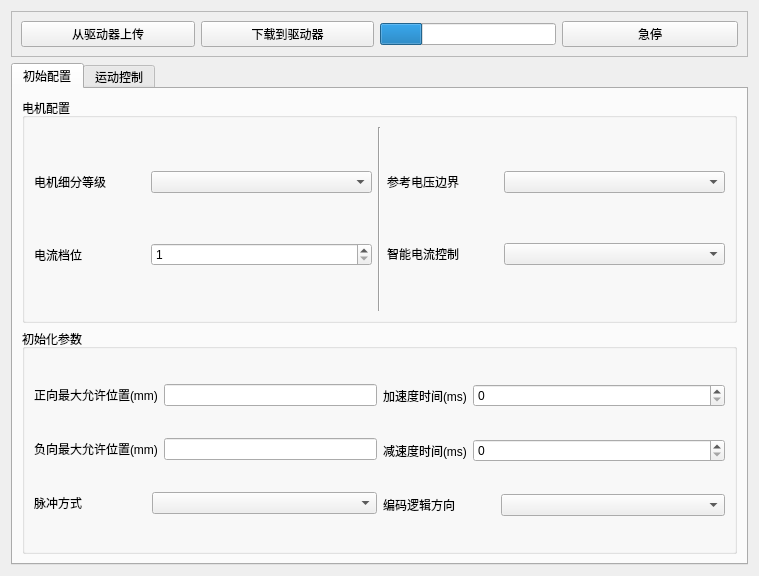
First picture: the form in terminal/form.ui, repository eeyoo/step-servo-tuner, before the edit.
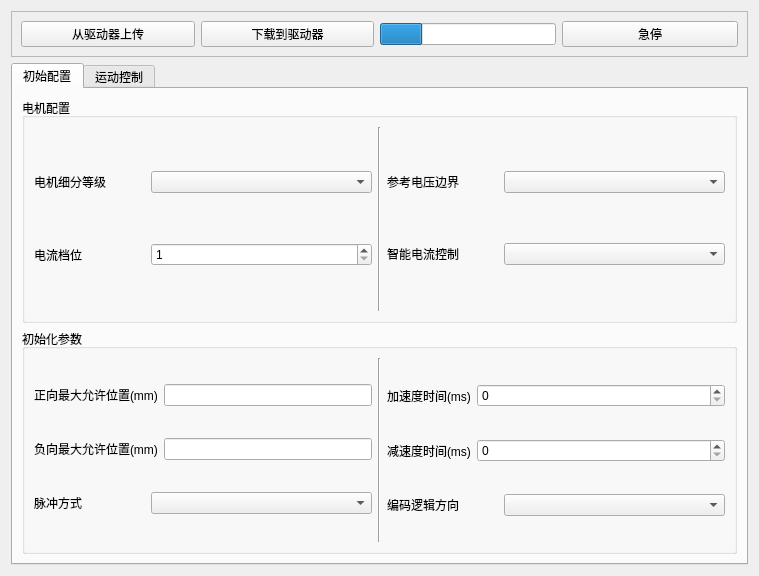
Second picture: the form after the edit.

The edit to the form file:
```diff
--- a/terminal/form.ui
+++ b/terminal/form.ui
@@ -282,6 +282,13 @@
             </item>
            </layout>
           </item>
+          <item>
+           <widget class="Line" name="line_2">
+            <property name="orientation">
+             <enum>Qt::Vertical</enum>
+            </property>
+           </widget>
+          </item>
           <item>
            <layout class="QVBoxLayout" name="verticalLayout_10">
             <item>
```
Left out of the diff: 18 changed lines with no effect on the pictures.
